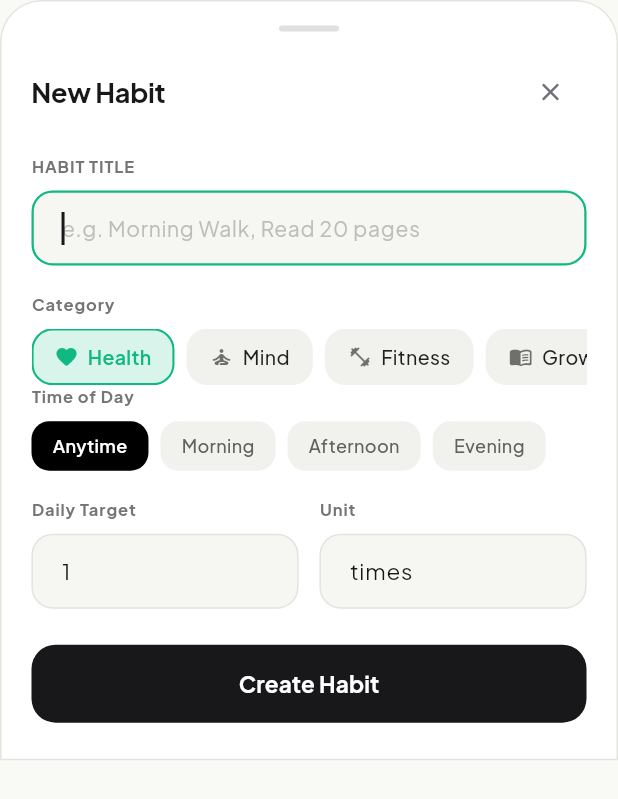
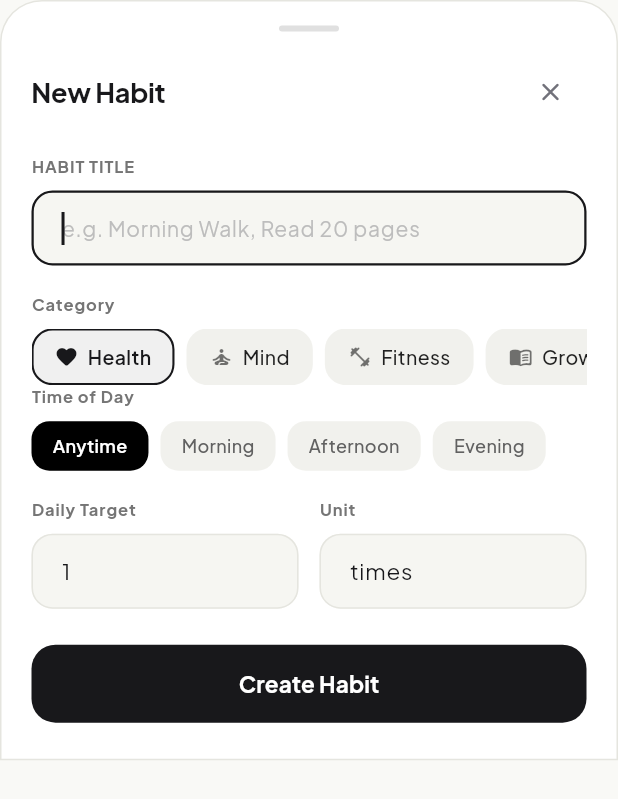
Before and after one commit to Syber-Tek/orbit, a Flutter app: the AddHabitSheet widget shown alone on an empty page, opened directly, on a phone screen of 412 x 824 dp. Shown: the top 799 px of the screen. Run offline on Flutter 3.47's test engine with Material 3 defaults, Android fonts, the light colour scheme and no system bars; our stand-ins replace flutter_local_notifications, flutter_riverpod, flutter_timezone, shared_preferences, timezone; missing offline and left inert: iconly_plus; accounts and stored records are empty; statements that could not run were skipped.

Commit message:
fix(habits): ensure input focus rings and indicator borders react dynamically to active theme

```diff
--- a/lib/widgets/add_habit_sheet.dart
+++ b/lib/widgets/add_habit_sheet.dart
@@ -183,7 +183,6 @@ class _AddHabitSheetState extends ConsumerState<AddHabitSheet> {
               child: Row(
                 children: _categories.map((cat) {
                   final isSelected = _selectedCategory == cat['name'];
-                  final color = Color(cat['color'] as int);
 
                   return GestureDetector(
                     onTap: () {
@@ -198,11 +197,15 @@ class _AddHabitSheetState extends ConsumerState<AddHabitSheet> {
                       padding: const EdgeInsets.symmetric(horizontal: 14, vertical: 8),
                       decoration: BoxDecoration(
                         color: isSelected
-                            ? color.withValues(alpha: 0.16)
+                            ? (isDark
+                                ? Colors.white.withValues(alpha: 0.12)
+                                : Colors.black.withValues(alpha: 0.06))
                             : (isDark ? const Color(0xFF222329) : const Color(0xFFF1F1ED)),
                         borderRadius: BorderRadius.circular(14),
                         border: Border.all(
-                          color: isSelected ? color : Colors.transparent,
+                          color: isSelected
+                              ? (isDark ? Colors.white : const Color(0xFF18181B))
+                              : Colors.transparent,
                           width: 1.4,
                         ),
                       ),
@@ -211,7 +214,9 @@ class _AddHabitSheetState extends ConsumerState<AddHabitSheet> {
                           Icon(
                             cat['icon'] as IconData,
                             size: 16,
-                            color: isSelected ? color : (isDark ? Colors.grey : Colors.black54),
+                            color: isSelected
+                                ? (isDark ? Colors.white : const Color(0xFF18181B))
+                                : (isDark ? Colors.grey : Colors.black54),
                           ),
                           const SizedBox(width: 6),
                           Text(
@@ -220,7 +225,7 @@ class _AddHabitSheetState extends ConsumerState<AddHabitSheet> {
                               fontSize: 13,
                               fontWeight: isSelected ? FontWeight.w600 : FontWeight.w500,
                               color: isSelected
-                                  ? (isDark ? Colors.white : color)
+                                  ? (isDark ? Colors.white : const Color(0xFF18181B))
                                   : (isDark ? Colors.grey : Colors.black87),
                             ),
                           ),
@@ -374,7 +379,10 @@ class _AddHabitSheetState extends ConsumerState<AddHabitSheet> {
       ),
       focusedBorder: OutlineInputBorder(
         borderRadius: BorderRadius.circular(14),
-        borderSide: const BorderSide(color: Color(0xFF10B981), width: 1.5),
+        borderSide: BorderSide(
+          color: isDark ? Colors.white : const Color(0xFF18181B),
+          width: 1.5,
+        ),
       ),
     );
   }
--- a/lib/widgets/habit_item_card.dart
+++ b/lib/widgets/habit_item_card.dart
@@ -180,8 +180,8 @@ class HabitItemCard extends StatelessWidget {
                   color: isDone
                       ? Colors.transparent
                       : (isDark
-                            ? const Color(0xFF383A44)
-                            : const Color(0xFFD4D4CE)),
+                            ? Colors.white.withValues(alpha: 0.35)
+                            : const Color(0xFF18181B)),
                   width: 1.8,
                 ),
               ),
```
Also changed, not shown: lib/widgets/streak_hero_card.dart (+4 -3 lines).
